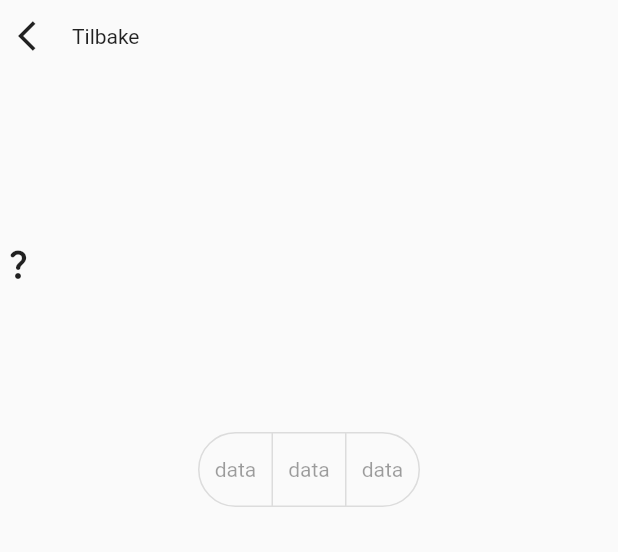
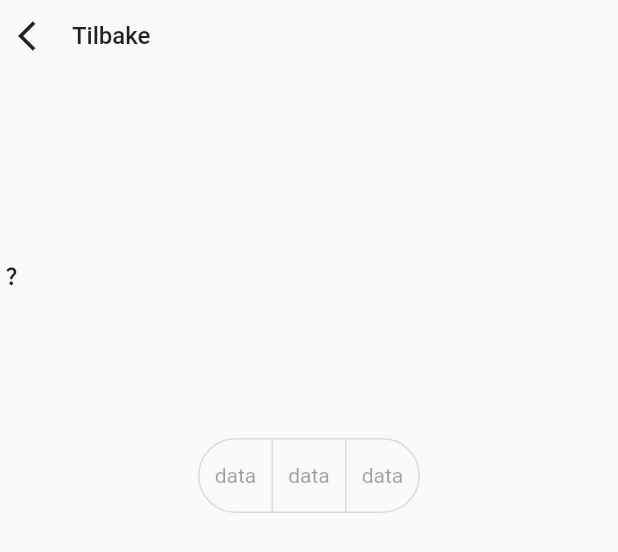
Before and after one commit to GrammersTechnology/Energy-App, a Flutter app: the DetailedGraph widget shown alone on an empty page, opened directly with empty values, on a phone screen of 412 x 824 dp. Shown: the top 552 px of the screen. Run offline on Flutter 3.47's test engine with Material 2 defaults, Android fonts, the phone set to English and light mode, and no system bars; our stand-ins replace cloud_firestore, csv, dio, firebase_auth, firebase_core, firebase_storage and 9 more; accounts and stored records are empty; network calls fail.

Commit message:
[ 2nd Phase ] First release commit

```diff
--- a/lib/features/home/widgets/detailed_graph.dart
+++ b/lib/features/home/widgets/detailed_graph.dart
@@ -21,17 +21,32 @@ class DetailedGraph extends StatelessWidget {
         Row(children: [
           IconButton(
               onPressed: onPress, icon: const Icon(Icons.arrow_back_ios)),
-          const Text('Tilbake'),
+          const Text(
+            'Tilbake',
+            style: TextStyle(fontSize: 16, fontWeight: FontWeight.w500),
+          ),
           hSpaceMedium,
-          Text(title)
+          Text(
+            title,
+            style: const TextStyle(fontSize: 14, fontWeight: FontWeight.w500),
+          )
         ]),
         vSpaceLarge,
-        Text(details),
+        Text(
+          details,
+          style: const TextStyle(fontSize: 24, fontWeight: FontWeight.w500),
+        ),
         vSpaceLarge,
         Row(
           children: [
-            Text(iconDetails),
-            const Icon(Icons.question_mark_rounded)
+            Text(
+              iconDetails,
+              style: const TextStyle(fontSize: 14, fontWeight: FontWeight.w500),
+            ),
+            const Icon(
+              Icons.question_mark_rounded,
+              size: 15,
+            )
           ],
         ),
         vSpaceLarge,
--- a/lib/features/navbar_widget.dart
+++ b/lib/features/navbar_widget.dart
@@ -24,6 +24,7 @@ class _NavBarWidgetState extends State<NavBarWidget> {
     return Scaffold(
       body: tabs[_currentIndex],
       bottomNavigationBar: BottomNavigationBar(
+        selectedItemColor: Colors.black,
         currentIndex: _currentIndex,
         items: const [
           BottomNavigationBarItem(
--- a/lib/utils/const/widgets/byge-design-system/cards/byge_nav_card.dart
+++ b/lib/utils/const/widgets/byge-design-system/cards/byge_nav_card.dart
@@ -48,7 +48,8 @@ class BygeNavCard extends StatelessWidget {
                     Expanded(
                       child: Text(
                         title,
-                        style: Theme.of(context).textTheme.labelMedium,
+                        style: const TextStyle(
+                            fontSize: 14, fontWeight: FontWeight.w500),
                       ),
                     ),
                     const SizedBox(width: AppSpaces.s),
```
Also changed, not shown: lib/features/Hva Koster/view/detailed_hva_koster.dart (+31 -7 lines), lib/features/Hva Koster/view/hva_koster_screen.dart (+19 -8 lines), lib/features/auth/screen/auth_management.dart (+4 -5 lines), lib/features/home/home_screen.dart (+22 -10 lines).
